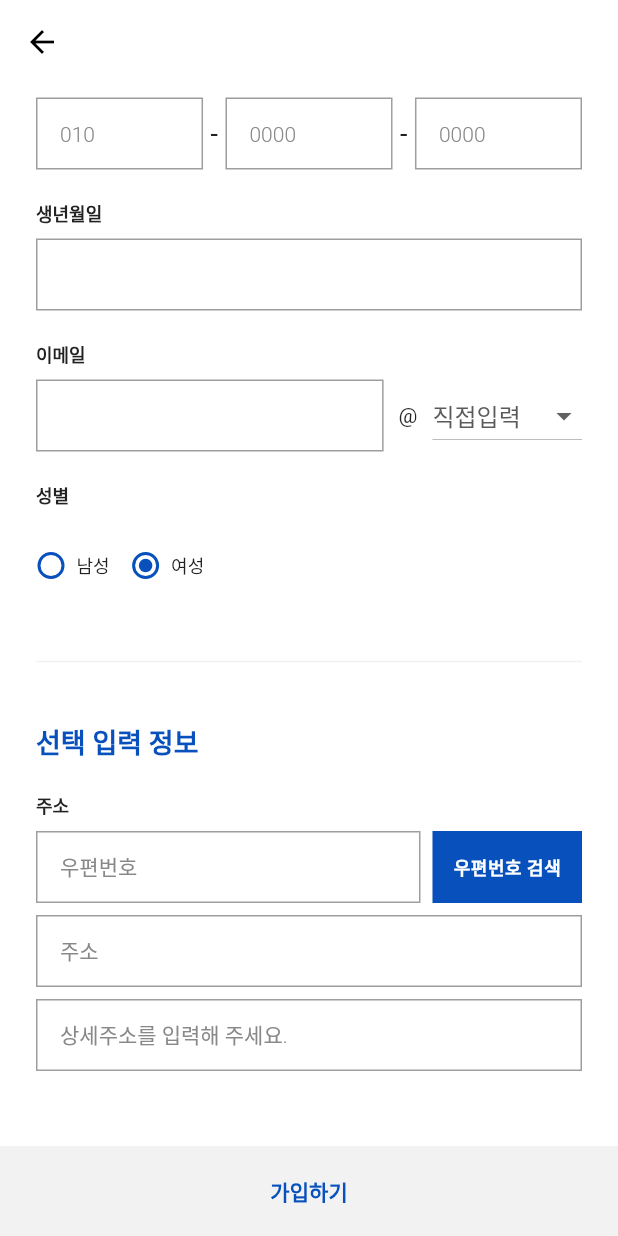
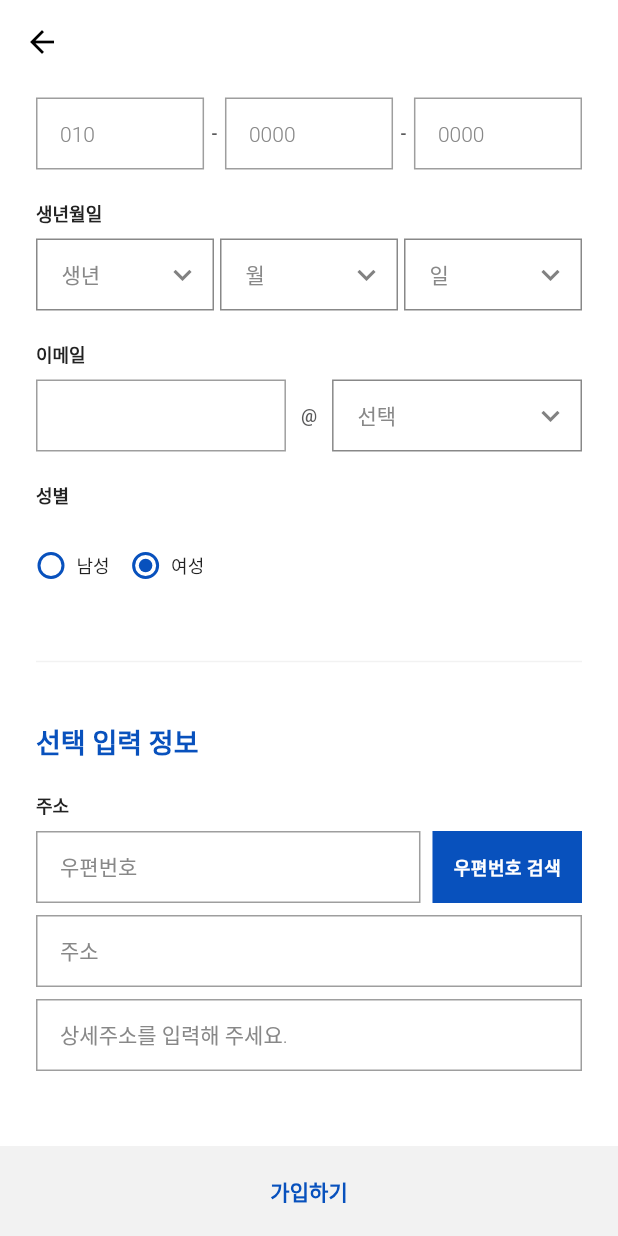
Before and after one commit to metasoft-official/beautycare-kiosk, a Flutter app: the RegisterPage screen opened by its route, scrolled down 511 dp, on a phone screen of 412 x 824 dp. Run offline on Flutter 3.47's test engine with Material 2 defaults, Android fonts, the phone set to English and light mode, and no system bars; drawn by our look-alikes of dropdown_button2; our stand-ins replace camera, dio, firebase_core, firebase_messaging, fl_chart, flutter_local_notifications and 11 more; missing offline and left inert: kakao_flutter_sdk_user, remedi_kopo, spincircle_bottom_bar; accounts and stored records are empty; generated files the repository leaves out were written again; Roboto replaces fonts that are missing (noto_sans_kr); project files that could hold a hidden picture were left out.

Commit message:
feat : 회원가입 수정, 드롭다운 패키지 및 커스텀 추가

```diff
--- /dev/null
+++ b/lib/common/component/widgets/custom_dropdown_button_2.dart
@@ -0,0 +1,89 @@
+import 'package:dropdown_button2/dropdown_button2.dart';
+import 'package:flutter/material.dart';
+
+import 'package:beauty_care/common/layout/app_text.dart';
+import 'package:beauty_care/common/layout/app_color.dart';
+
+class CustomDropdownButton2 extends StatelessWidget {
+  const CustomDropdownButton2(
+      {Key? key,
+      required this.items,
+      required this.hint,
+      this.value,
+      this.onChanged,
+      this.icon,
+      this.maxHeight,
+      this.scrollbarTheme,
+      this.buttonStyle,
+      this.selectedStyle,
+      this.itemStyle})
+      : super(key: key);
+
+  // null값 허용이어도 필수 작성해야하는 필드
+  final List<String> items;
+  final String hint;
+  final String? value;
+  final dynamic onChanged;
+
+  final Widget? icon;
+  final double? maxHeight;
+  final ScrollbarThemeData? scrollbarTheme;
+  final ButtonStyleData? buttonStyle;
+  final TextStyle? selectedStyle;
+  final TextStyle? itemStyle;
+
+  @override
+  Widget build(BuildContext context) {
+    return DropdownButton2<String>(
+      isExpanded: true,
+      underline: const SizedBox(),
+      hint: Text(
+        hint,
+        maxLines: 1,
+        overflow: TextOverflow.ellipsis,
+        style: selectedStyle ?? AppTextTheme.middleGrey12m,
+      ),
+      items: items
+          .map((item) => DropdownMenuItem<String>(
+                value: item,
+                child:
+                    Text(item, style: itemStyle ?? AppTextTheme.middleGrey14m),
+              ))
+          .toList(),
+      value: value,
+      onChanged: onChanged,
+      buttonStyleData: buttonStyle ??
+          const ButtonStyleData(
+              elevation: 0,
+              padding: EdgeInsets.only(right: 8),
+              decoration: BoxDecoration(
+                border: Border.fromBorderSide(
+                    BorderSide(color: AppColor.middleGrey)),
+              )),
+      iconStyleData: IconStyleData(
+        icon: icon ??
+            const Icon(
+              Icons.keyboard_arrow_down,
+              color: AppColor.grey,
+            ),
+      ),
+      dropdownStyleData: DropdownStyleData(
+          maxHeight: maxHeight ?? 200,
+          scrollbarTheme: scrollbarTheme ??
+              ScrollbarThemeData(
+                thumbVisibility: MaterialStateProperty.resolveWith((states) {
+                  return true;
+                }),
+                thumbColor: MaterialStateProperty.resolveWith((states) {
+                  return AppColor.middleGrey;
+                }),
+                radius: const Radius.circular(5),
+              ),
+          decoration: BoxDecoration(
+            color: Colors.white,
+            border: Border.all(color: AppColor.middleGrey),
+          ),
+          useSafeArea: true),
+    );
+  }
+}
--- a/lib/common/layout/app_text.dart
+++ b/lib/common/layout/app_text.dart
@@ -628,6 +628,21 @@ class AppTextTheme {
       fontWeight: FontWeight.w700,
       color: AppColor.semiGrey);
   //deepGrey
+  static const deepGrey12 = TextStyle(
+      fontFamily: 'noto_sans_kr',
+      fontSize: 12,
+      fontWeight: FontWeight.w400,
+      color: AppColor.deepGrey);
+  static const deepGrey12m = TextStyle(
+      fontFamily: 'noto_sans_kr',
+      fontSize: 12,
+      fontWeight: FontWeight.w500,
+      color: AppColor.deepGrey);
+  static const deepGrey12b = TextStyle(
+      fontFamily: 'noto_sans_kr',
+      fontSize: 12,
+      fontWeight: FontWeight.w700,
+      color: AppColor.semiGrey);
   static const deepGrey20 = TextStyle(
       fontFamily: 'noto_sans_kr',
       fontSize: 20,
--- a/lib/user/provider/register_state_provider.dart
+++ b/lib/user/provider/register_state_provider.dart
@@ -1,22 +1,31 @@
 import 'package:flutter/cupertino.dart';
+import 'package:flutter/material.dart';
 import 'package:hooks_riverpod/hooks_riverpod.dart';
 
 import 'package:remedi_kopo/remedi_kopo.dart';
+
+import '../../main.dart';
 
 final registerStateProvider = ChangeNotifierProvider<RegisterState>((ref) {
   return RegisterState();
 });
 
 class RegisterState extends ChangeNotifier {
+  // 약관 동의 상태
   List<bool> termsStates = [false, false];
   bool allTermsState = false;
 
+  // 텍스트 폼 필드
   TextEditingController idTextController = TextEditingController();
   TextEditingController pwTextController = TextEditingController();
   TextEditingController rePwTextController = TextEditingController();
   TextEditingController nmTextController = TextEditingController();
-  TextEditingController phTextController = TextEditingController();
-  TextEditingController bdayTextController = TextEditingController();
+  TextEditingController phFirstTextController = TextEditingController();
+  TextEditingController phSecondTextController = TextEditingController();
+  TextEditingController phThirdTextController = TextEditingController();
+  TextEditingController yearTextController = TextEditingController();
+  TextEditingController monthTextController = TextEditingController();
+  TextEditingController dayTextController = TextEditingController();
   TextEditingController emTextController = TextEditingController();
   TextEditingController domainTextController = TextEditingController();
   TextEditingController postcordTextController = TextEditingController();
@@ -26,18 +35,42 @@ class RegisterState extends ChangeNotifier {
   FocusNode idFocus = FocusNode();
   FocusNode rePwFocus = FocusNode();
   FocusNode nmFocus = FocusNode();
-  FocusNode phFocus = FocusNode();
-  FocusNode bdayFocus = FocusNode();
+  FocusNode phFirstFocus = FocusNode();
+  FocusNode phSecondFocus = FocusNode();
+  FocusNode phThirdFocus = FocusNode();
+  FocusNode yearFocus = FocusNode();
+  FocusNode monthFocus = FocusNode();
+  FocusNode dayFocus = FocusNode();
   FocusNode emFocus = FocusNode();
   FocusNode domainFocus = FocusNode();
   FocusNode detailAddressFocus = FocusNode();
 
-  List<String> list = <String>['직접입력', 'naver.com', 'gmail.com'];
+  // 드롭 다운
+  List<String> domainValue = [
+    'naver.com',
+    'gmail.com',
+    'daum.net',
+    'nate.com',
+    'empas.com',
+    'gmail.com',
+    'lycos.co.kr',
+    'hotmail.com'
+  ];
 
+  List<String> yearValue = [
+    for (int i = DateTime.now().year; i > 1920; i--) i.toString()
+  ];
+  List<String> monthValue = List<String>.generate(12, (i) => '${i + 1}');
+  List<String> dayValue = List<String>.generate(31, (i) => '${i + 1}');
+
+  String? domainSelectedValue;
+  String? yearSelectedValue;
+  String? monthSelectedValue;
+  String? daySelectedValue;
+
+  // 라디오 버튼
   List<bool> isGenderSelected = [true, false];
-
   List<String> gender = ['F', 'M'];
-
   String selectedGender = 'F';
 
   agreeTerms(int i) {
@@ -92,6 +125,22 @@ class RegisterState extends ChangeNotifier {
     notifyListeners();
   }
 
+  selectDropdown(String? category, String? value) {
+    if (value != null) {
+      if (category == 'year') {
+        yearSelectedValue = value;
+      } else if (category == 'month') {
+        monthSelectedValue = value;
+      } else if (category == 'day') {
+        daySelectedValue = value;
+      } else if (category == 'domain') {
+        domainSelectedValue = value;
+      }
+
+      notifyListeners();
+    }
+  }
+
   void resetState() {
     RegisterState();
     notifyListeners();
--- a/lib/user/view/pages/register_page.dart
+++ b/lib/user/view/pages/register_page.dart
@@ -3,12 +3,14 @@ import 'package:go_router/go_router.dart';
 import 'package:hooks_riverpod/hooks_riverpod.dart';
 
 import 'package:beauty_care/user/provider/register_state_provider.dart';
+
 import 'package:beauty_care/common/layout/app_button_theme.dart';
 import 'package:beauty_care/common/layout/app_text.dart';
 import 'package:beauty_care/common/layout/app_color.dart';
 
 import 'package:beauty_care/common/component/widgets/button_bottom_navigation_bar.dart';
 import 'package:beauty_care/user/view/widgets/custom_text_form_field.dart';
+import '../../../common/component/widgets/custom_dropdown_button_2.dart';
 
 class RegisterPage extends ConsumerStatefulWidget {
   const RegisterPage({Key? key}) : super(key: key);
@@ -23,8 +25,6 @@ class RegisterState extends ConsumerState<RegisterPage> {
   @override
   Widget build(BuildContext context) {
     final registerState = ref.watch(registerStateProvider); //프로바이더 구독
-    String dropdownValue = registerState.list.first;
-    // SignUpController signUpController = ref.read(signUpController);
 
     return Scaffold(
       backgroundColor: Colors.white,
@@ -113,11 +113,15 @@ class RegisterState extends ConsumerState<RegisterPage> {
                       child: TextFormField(
                         readOnly: false,
                         autocorrect: false,
-                        controller: registerState.phTextController,
-                        focusNode: registerState.phFocus,
+                        controller: registerState.phFirstTextController,
+                        focusNode: registerState.phFirstFocus,
                         keyboardType: TextInputType.phone,
                         textInputAction: TextInputAction.next,
-                        decoration: const InputDecoration(hintText: '010'),
+                        decoration: const InputDecoration(
+                          hintText: '010',
+                          counterText: '',
+                        ),
+                        maxLength: 4,
                         //   onChanged :(value) => {
                         //     return null;
                         //   },
@@ -130,18 +134,22 @@ class RegisterState extends ConsumerState<RegisterPage> {
                       padding: EdgeInsets.symmetric(horizontal: 5),
                       child: Text(
                         '-',
-                        style: AppTextTheme.black18,
+                        style: AppTextTheme.deepGrey12m,
                       ),
                     ),
                     Expanded(
                       child: TextFormField(
                         readOnly: false,
                         autocorrect: false,
-                        controller: registerState.phTextController,
-                        focusNode: registerState.phFocus,
+                        controller: registerState.phSecondTextController,
+                        focusNode: registerState.phSecondFocus,
                         keyboardType: TextInputType.phone,
                         textInputAction: TextInputAction.next,
-                        decoration: const InputDecoration(hintText: '0000'),
+                        decoration: const InputDecoration(
+                          hintText: '0000',
+                          counterText: '',
+                        ),
+                        maxLength: 4,
                         //   onChanged :(value) => {
                         //     return null;
                         //   },
@@ -154,18 +162,22 @@ class RegisterState extends ConsumerState<RegisterPage> {
                       padding: EdgeInsets.symmetric(horizontal: 5),
                       child: Text(
                         '-',
-                        style: AppTextTheme.black18,
+                        style: AppTextTheme.deepGrey12m,
                       ),
                     ),
                     Expanded(
                       child: TextFormField(
                         readOnly: false,
                         autocorrect: false,
-                        controller: registerState.phTextController,
-                        focusNode: registerState.phFocus,
+                        controller: registerState.phThirdTextController,
+                        focusNode: registerState.phThirdFocus,
                         keyboardType: TextInputType.phone,
                         textInputAction: TextInputAction.next,
-                        decoration: const InputDecoration(hintText: '0000'),
+                        decoration: const InputDecoration(
+                          hintText: '0000',
+                          counterText: '',
+                        ),
+                        maxLength: 4,
                         //   onChanged :(value) => {
                         //     return null;
                         //   },
@@ -181,23 +193,44 @@ class RegisterState extends ConsumerState<RegisterPage> {
                 // 생년월일
                 const Text('생년월일', style: AppTextTheme.black12b),
                 const SizedBox(height: 8),
-                TextFormField(
-                  readOnly: false,
-                  autocorrect: false,
-                  controller: registerState.bdayTextController,
-                  focusNode: registerState.bdayFocus,
-                  keyboardType: TextInputType.phone,
-                  textInputAction: TextInputAction.next,
-                  //   onChanged :(value) => {
-                  //     return null;
-                  //   },
-                  validator: (value) {
-                    if (value!.isEmpty) {
-                      return "생년월일을 입력해주세요.";
-                    }
-                    return null;
+                Row(
+                  children: [
+                    //생년
+                    Expanded(
+                      child: CustomDropdownButton2(
+                        items: registerState.yearValue,
+                        hint: '생년',
+                        value: registerState.yearSelectedValue,
+                        onChanged: (value) {
+                          registerState.selectDropdown('year', value);
                         },
-                  autovalidateMode: AutovalidateMode.onUserInteraction,
+                      ),
+                    ),
+                    const SizedBox(width: 4),
+                    //월
+                    Expanded(
+                      child: CustomDropdownButton2(
+                        items: registerState.monthValue,
+                        hint: '월',
+                        value: registerState.monthSelectedValue,
+                        onChanged: (value) {
+                          registerState.selectDropdown('month', value);
+                        },
+                      ),
+                    ),
+                    const SizedBox(width: 4),
+                    //일
+                    Expanded(
+                      child: CustomDropdownButton2(
+                        items: registerState.dayValue,
+                        hint: '일',
+                        value: registerState.daySelectedValue,
+                        onChanged: (value) {
+                          registerState.selectDropdown('day', value);
+                        },
+                      ),
+                    ),
+                  ],
                 ),
                 const SizedBox(height: 20),
 
@@ -207,6 +240,7 @@ class RegisterState extends ConsumerState<RegisterPage> {
                 Row(
                   children: [
                     Expanded(
+                        flex: 1,
                         child: TextFormField(
                           readOnly: false,
                           autocorrect: false,
@@ -223,25 +257,19 @@ class RegisterState extends ConsumerState<RegisterPage> {
                         )),
                     Container(
                         margin: const EdgeInsets.symmetric(horizontal: 10),
-                        child: const Text('@')),
-                    DropdownButton<String>(
-                      style: AppTextTheme.deepGrey16m,
-                      elevation: 0,
-                      value: dropdownValue,
-                      items: registerState.list
-                          .map<DropdownMenuItem<String>>((String value) {
-                        return DropdownMenuItem<String>(
-                          value: value,
-                          child: Text(value),
-                        );
-                      }).toList(),
-                      onChanged: (String? value) {
-                        // This is called when the user selects an item.
-                        setState(() {
-                          dropdownValue = value!;
-                        });
+                        child:
+                            const Text('@', style: AppTextTheme.deepGrey12m)),
+                    Expanded(
+                      flex: 1,
+                      child: CustomDropdownButton2(
+                        items: registerState.domainValue,
+                        hint: '선택',
+                        value: registerState.domainSelectedValue,
+                        onChanged: (value) {
+                          registerState.selectDropdown('domain', value);
                         },
                       ),
+                    )
                   ],
                 ),
                 const SizedBox(height: 20),
--- a/lib/user/view/widgets/custom_text_form_field.dart
+++ b/lib/user/view/widgets/custom_text_form_field.dart
@@ -3,8 +3,8 @@ import 'package:flutter/material.dart';
 import 'package:beauty_care/common/layout/app_text.dart';
 
 class CustomTextFormField extends StatelessWidget {
-  const CustomTextFormField({
-    Key? key,
+  const CustomTextFormField(
+      {Key? key,
       this.title,
       this.hintText,
       required this.controller,
@@ -14,7 +14,8 @@ class CustomTextFormField extends StatelessWidget {
       this.textInputType,
       this.textInputAction,
       this.readOnly,
-  }) : super(key: key);
+      this.maxLength})
+      : super(key: key);
 
   final String? title;
   final String? hintText;
@@ -25,6 +26,7 @@ class CustomTextFormField extends StatelessWidget {
   final dynamic onChanged;
   final dynamic validator;
   final bool? readOnly;
+  final int? maxLength;
 
   @override
   Widget build(BuildContext context) {
@@ -47,7 +49,7 @@ class CustomTextFormField extends StatelessWidget {
             decoration: InputDecoration(
               hintText: hintText,
             ),
-        ),
+            maxLength: maxLength),
         SizedBox(height: title != null ? 20 : 8),
       ],
     );
--- a/pubspec.yaml
+++ b/pubspec.yaml
@@ -50,7 +50,7 @@ dependencies:
   flutter_svg:
   flutter_inappwebview: ^5.7.2+3
   remedi_kopo: ^0.0.2
-
+  dropdown_button2:
 
   kakao_flutter_sdk_talk:
 
```
Also changed, not shown: pubspec.lock. Lines whose indentation alone changed are shown as unchanged.
